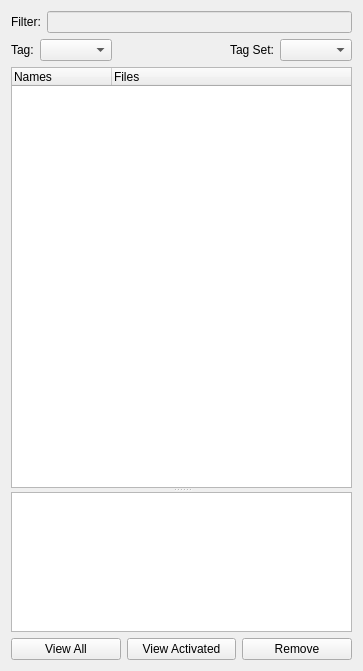
Old version of the form src/listsdock.ui in the repository fontmatrix/fontmatrix.
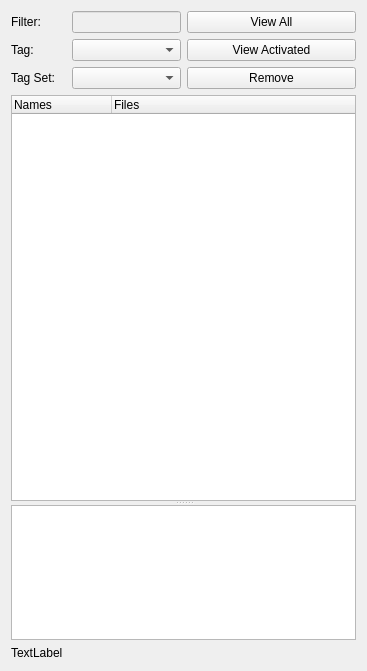
New version of the form. Custom widgets are drawn as their Qt base class.

```diff
--- a/src/listsdock.ui
+++ b/src/listsdock.ui
@@ -5,7 +5,7 @@
    <rect>
     <x>0</x>
     <y>0</y>
-    <width>363</width>
+    <width>367</width>
     <height>671</height>
    </rect>
   </property>
@@ -21,35 +21,31 @@
   <property name="windowTitle" >
    <string>Form</string>
   </property>
-  <layout class="QGridLayout" >
-   <item row="0" column="0" >
-    <layout class="QHBoxLayout" >
-     <item>
+  <layout class="QGridLayout" name="gridLayout_2" >
+   <item rowspan="3" row="0" column="0" >
+    <layout class="QGridLayout" name="gridLayout" >
+     <item row="0" column="0" >
       <widget class="QLabel" name="label" >
        <property name="text" >
         <string>Filter:</string>
        </property>
       </widget>
      </item>
-     <item>
+     <item row="0" column="1" colspan="2" >
       <widget class="QLineEdit" name="searchString" >
        <property name="enabled" >
         <bool>false</bool>
        </property>
       </widget>
      </item>
-    </layout>
-   </item>
-   <item row="1" column="0" >
-    <layout class="QHBoxLayout" >
-     <item>
+     <item row="1" column="0" >
       <widget class="QLabel" name="Tags" >
        <property name="text" >
         <string>Tag:</string>
        </property>
       </widget>
      </item>
-     <item>
+     <item row="1" column="1" colspan="2" >
       <widget class="QComboBox" name="tagsCombo" >
        <property name="sizePolicy" >
         <sizepolicy vsizetype="Fixed" hsizetype="Preferred" >
@@ -68,30 +64,14 @@
        </property>
       </widget>
      </item>
-     <item>
-      <spacer>
-       <property name="orientation" >
-        <enum>Qt::Horizontal</enum>
-       </property>
-       <property name="sizeType" >
-        <enum>QSizePolicy::Expanding</enum>
-       </property>
-       <property name="sizeHint" >
-        <size>
-         <width>20</width>
-         <height>20</height>
-        </size>
-       </property>
-      </spacer>
-     </item>
-     <item>
+     <item row="2" column="0" >
       <widget class="QLabel" name="setlabel" >
        <property name="text" >
         <string>Tag Set:</string>
        </property>
       </widget>
      </item>
-     <item>
+     <item row="2" column="1" colspan="2" >
       <widget class="QComboBox" name="tagsetCombo" >
        <property name="sizePolicy" >
         <sizepolicy vsizetype="Fixed" hsizetype="Preferred" >
@@ -106,7 +86,34 @@
      </item>
     </layout>
    </item>
-   <item row="2" column="0" >
+   <item row="0" column="1" >
+    <widget class="QPushButton" name="viewAllButton" >
+     <property name="statusTip" >
+      <string>Show complete collection of available fonts</string>
+     </property>
+     <property name="text" >
+      <string>View All</string>
+     </property>
+    </widget>
+   </item>
+   <item row="1" column="1" >
+    <widget class="QPushButton" name="viewActivatedButton" >
+     <property name="statusTip" >
+      <string>Show all activated fonts</string>
+     </property>
+     <property name="text" >
+      <string>View Activated</string>
+     </property>
+    </widget>
+   </item>
+   <item row="2" column="1" >
+    <widget class="QPushButton" name="removeButton" >
+     <property name="text" >
+      <string>Remove</string>
+     </property>
+    </widget>
+   </item>
+   <item row="3" column="0" colspan="2" >
     <widget class="QSplitter" name="splitter" >
      <property name="sizePolicy" >
       <sizepolicy vsizetype="Expanding" hsizetype="Expanding" >
@@ -192,36 +199,18 @@
      </widget>
     </widget>
    </item>
-   <item row="3" column="0" >
-    <layout class="QHBoxLayout" >
-     <item>
-      <widget class="QPushButton" name="viewAllButton" >
-       <property name="statusTip" >
-        <string>Show complete collection of available fonts</string>
-       </property>
-       <property name="text" >
-        <string>View All</string>
-       </property>
-      </widget>
-     </item>
-     <item>
-      <widget class="QPushButton" name="viewActivatedButton" >
-       <property name="statusTip" >
-        <string>Show all activated fonts</string>
-       </property>
-       <property name="text" >
-        <string>View Activated</string>
-       </property>
-      </widget>
-     </item>
-     <item>
-      <widget class="QPushButton" name="removeButton" >
-       <property name="text" >
-        <string>Remove</string>
-       </property>
-      </widget>
-     </item>
-    </layout>
+   <item row="4" column="0" colspan="2" >
+    <widget class="QLabel" name="filtersCrumb" >
+     <property name="sizePolicy" >
+      <sizepolicy vsizetype="Preferred" hsizetype="Expanding" >
+       <horstretch>0</horstretch>
+       <verstretch>0</verstretch>
+      </sizepolicy>
+     </property>
+     <property name="text" >
+      <string>TextLabel</string>
+     </property>
+    </widget>
    </item>
   </layout>
  </widget>
```
